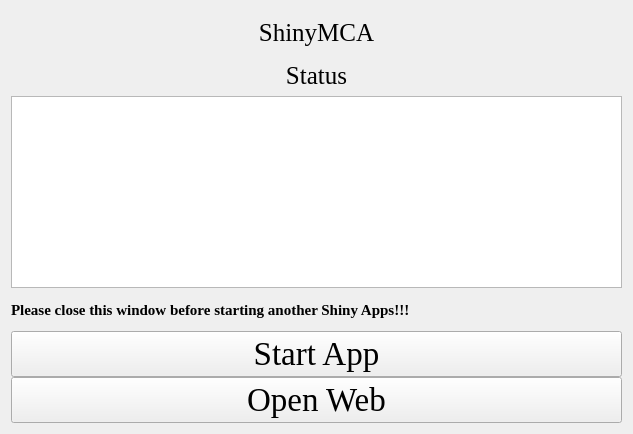
Qt form ShinyMCA.ui (hzaurzli/MicroWorldOmics) before a commit.
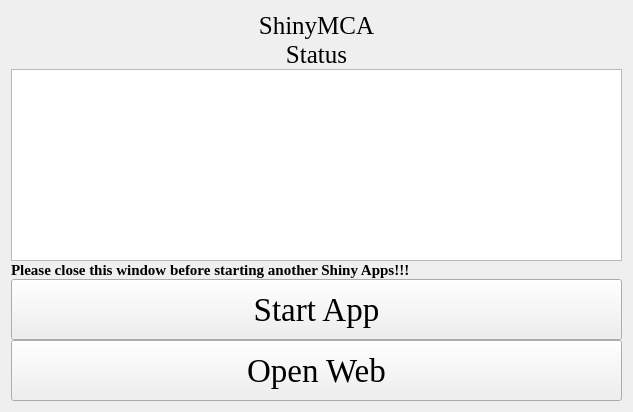
The same form after that commit. Icons and pictures are not drawn.

The edit to the form file:
```diff
--- a/ShinyMCA.ui
+++ b/ShinyMCA.ui
@@ -7,7 +7,7 @@
     <x>0</x>
     <y>0</y>
     <width>633</width>
-    <height>434</height>
+    <height>412</height>
    </rect>
   </property>
   <property name="windowTitle">
@@ -27,6 +27,12 @@
      </property>
      <item row="0" column="0" colspan="3">
       <widget class="QLabel" name="label">
+       <property name="sizePolicy">
+        <sizepolicy hsizetype="Preferred" vsizetype="Fixed">
+         <horstretch>0</horstretch>
+         <verstretch>0</verstretch>
+        </sizepolicy>
+       </property>
        <property name="font">
         <font>
          <family>Times New Roman</family>
@@ -43,6 +49,12 @@
      </item>
      <item row="3" column="0" colspan="3">
       <widget class="QLabel" name="label_4">
+       <property name="sizePolicy">
+        <sizepolicy hsizetype="Preferred" vsizetype="Fixed">
+         <horstretch>0</horstretch>
+         <verstretch>0</verstretch>
+        </sizepolicy>
+       </property>
        <property name="font">
         <font>
          <family>Times New Roman</family>
@@ -66,6 +78,12 @@
      </item>
      <item row="7" column="0" colspan="3">
       <widget class="QLabel" name="label_3">
+       <property name="sizePolicy">
+        <sizepolicy hsizetype="Preferred" vsizetype="Fixed">
+         <horstretch>0</horstretch>
+         <verstretch>0</verstretch>
+        </sizepolicy>
+       </property>
        <property name="font">
         <font>
          <family>Times New Roman</family>
@@ -81,6 +99,12 @@
      </item>
      <item row="8" column="0" colspan="3">
       <widget class="QPushButton" name="pushButton">
+       <property name="sizePolicy">
+        <sizepolicy hsizetype="Preferred" vsizetype="Preferred">
+         <horstretch>0</horstretch>
+         <verstretch>0</verstretch>
+        </sizepolicy>
+       </property>
        <property name="font">
         <font>
          <family>Times New Roman</family>
@@ -94,6 +118,12 @@
      </item>
      <item row="9" column="0" colspan="3">
       <widget class="QPushButton" name="pushButton_2">
+       <property name="sizePolicy">
+        <sizepolicy hsizetype="Preferred" vsizetype="Preferred">
+         <horstretch>0</horstretch>
+         <verstretch>0</verstretch>
+        </sizepolicy>
+       </property>
        <property name="font">
         <font>
          <family>Times New Roman</family>
```
